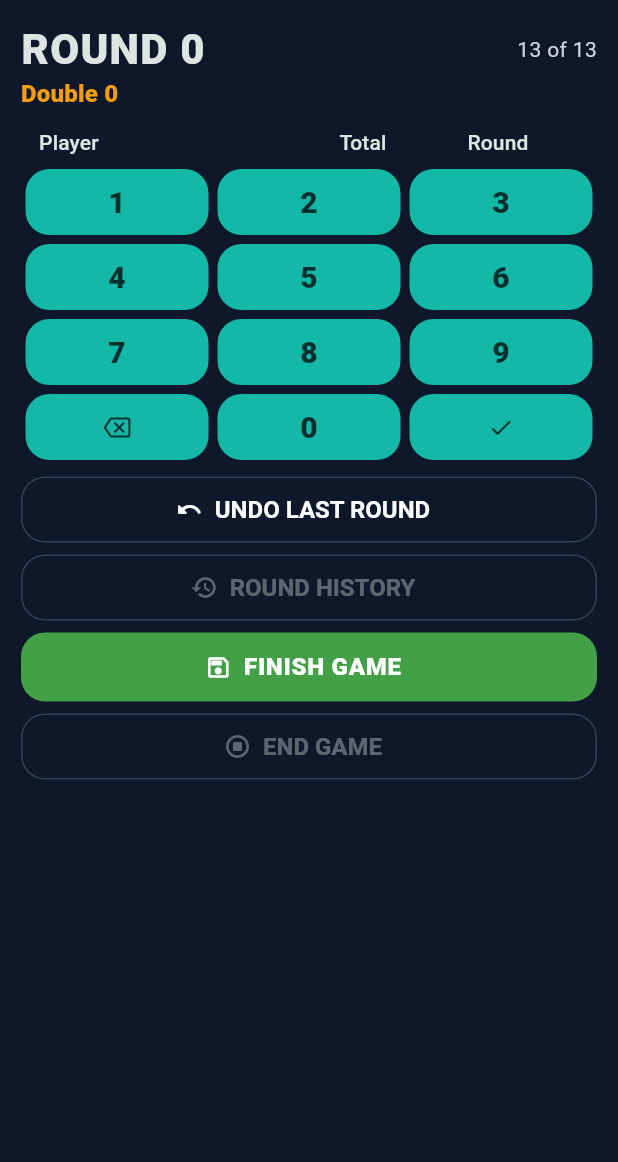
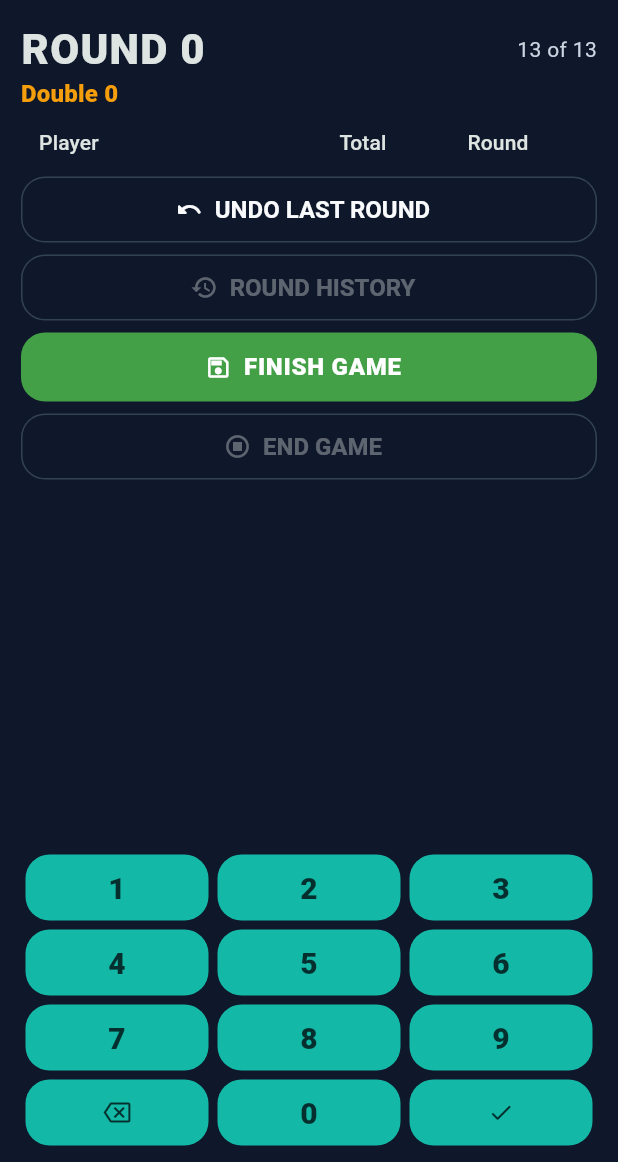
Before and after one commit to PBernardinelli/MDScore, a Flutter app: the ScoreScreen screen opened directly with empty values, after a tap on the "check" icon, on a phone screen of 412 x 824 dp, the part 74-1236 px from its top. Run offline on Flutter 3.47's test engine with Material 3 defaults, Android fonts, the light colour scheme and no system bars; our stand-ins replace audioplayers, shared_preferences; accounts and stored records are empty.

Commit message:
V0.53 - Teclado fixo e navegacao automatica para 8 jogadores

```diff
--- a/lib/screens/score_screen.dart
+++ b/lib/screens/score_screen.dart
@@ -205,7 +205,23 @@ class _ScoreScreenState extends State<ScoreScreen> {
     }
 
     if (index < _playerNames.length - 1) {
-      _focusNodes[index + 1].requestFocus();
+      final nextIndex = index + 1;
+      _focusNodes[nextIndex].requestFocus();
+
+      WidgetsBinding.instance.addPostFrameCallback((_) {
+        if (!mounted) return;
+
+        final targetContext = _focusNodes[nextIndex].context;
+        if (targetContext == null) return;
+
+        Scrollable.ensureVisible(
+          targetContext,
+          duration: const Duration(milliseconds: 250),
+          curve: Curves.easeInOut,
+          alignment: 0.5,
+        );
+      });
+
       return;
     }
 
@@ -664,7 +680,10 @@ class _ScoreScreenState extends State<ScoreScreen> {
   }
 
   Widget _buildScoreView(BuildContext context) {
-    return ListView(
+    return Column(
+      children: [
+        Expanded(
+          child: ListView(
             padding: const EdgeInsets.fromLTRB(14, 8, 14, 18),
             children: [
               Row(
@@ -673,7 +692,8 @@ class _ScoreScreenState extends State<ScoreScreen> {
                     child: Text(
                       'ROUND $_round',
 
-                style: Theme.of(context).textTheme.headlineMedium?.copyWith(
+                      style: Theme.of(context).textTheme.headlineMedium
+                          ?.copyWith(
                             fontWeight: FontWeight.w900,
                             letterSpacing: 0.8,
                           ),
@@ -723,7 +743,6 @@ class _ScoreScreenState extends State<ScoreScreen> {
                   ),
                 );
               }),
-        _buildNumberPad(),
               const SizedBox(height: 8),
               SizedBox(
                 height: 44,
@@ -744,10 +763,13 @@ class _ScoreScreenState extends State<ScoreScreen> {
                   onPressed: _rounds.isEmpty
                       ? null
                       : () async {
-                    final selectedRound = await Navigator.of(context).push<int>(
+                          final selectedRound = await Navigator.of(context)
+                              .push<int>(
                                 MaterialPageRoute(
                                   builder: (_) => RoundHistoryScreen(
-                          playerNames: List<String>.from(_playerNames),
+                                    playerNames: List<String>.from(
+                                      _playerNames,
+                                    ),
                                     rounds: List<RoundResult>.from(_rounds),
                                   ),
                                 ),
@@ -771,7 +793,8 @@ class _ScoreScreenState extends State<ScoreScreen> {
                                 index < roundToEdit.scores.length;
                             index++
                           ) {
-                      _roundControllers[index].text = roundToEdit.scores[index]
+                            _roundControllers[index].text = roundToEdit
+                                .scores[index]
                                 .toString();
                           }
                           if (!context.mounted) return;
@@ -861,7 +884,14 @@ class _ScoreScreenState extends State<ScoreScreen> {
                 ),
               ],
             ],
-    );
+          ), // ListView
+        ), // Expanded
+        Padding(
+          padding: const EdgeInsets.symmetric(horizontal: 14, vertical: 8),
+          child: _buildNumberPad(),
+        ),
+      ], // Column children
+    ); // Column
   }
 
   Widget _buildNumberPad() {
```
Lines whose indentation alone changed are shown as unchanged.
